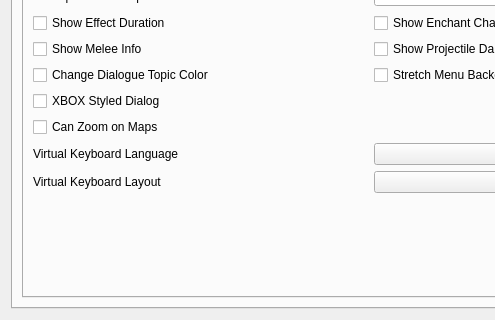
zander2k1/groovy-openmw, file apps/launcher/ui/settingspage.ui: the form before one commit; both pictures show x 0 to 495 and y 183 to 503 of the 741 by 503 pixel window.
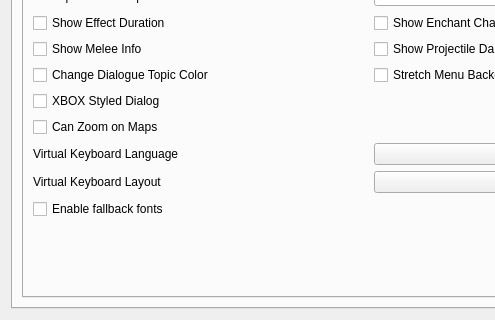
The form after the commit. The open tabs and pages were chosen to show the change.

What changed in the file:
```diff
--- a/apps/launcher/ui/settingspage.ui
+++ b/apps/launcher/ui/settingspage.ui
@@ -1402,6 +1402,16 @@
                </property>
               </widget>
              </item>
+            <item row="11" column="0">
+             <widget class="QCheckBox" name="enableFallbackFontsCheckBox">
+              <property name="toolTip">
+               <string>Use fallback font settings from openmw.cfg (Fonts_Font_0/Fonts_Font_1).</string>
+              </property>
+              <property name="text">
+               <string>Enable fallback fonts</string>
+              </property>
+             </widget>
+            </item>
              <item row="7" column="0">
               <widget class="QCheckBox" name="xboxStyledDialogCheckBox">
                <property name="text">
```
Lines whose indentation alone changed are shown as unchanged.
